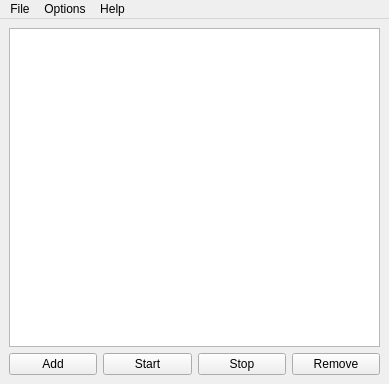
Above: mainWindow.ui from manushanga/multi-axel before the change. Below: the same form after it.
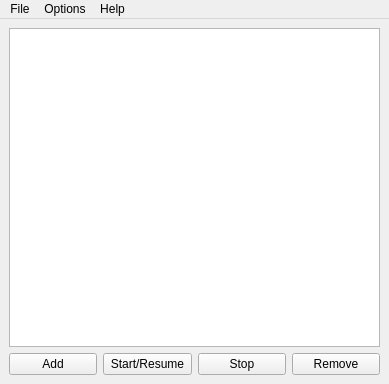
That is the form after the change.

The edit to the form file:
```diff
--- a/mainWindow.ui
+++ b/mainWindow.ui
@@ -34,7 +34,7 @@
       <item>
        <widget class="QPushButton" name="pbStart">
         <property name="text">
-         <string>Start</string>
+         <string>Start/Resume</string>
         </property>
         <property name="flat">
          <bool>false</bool>
```
